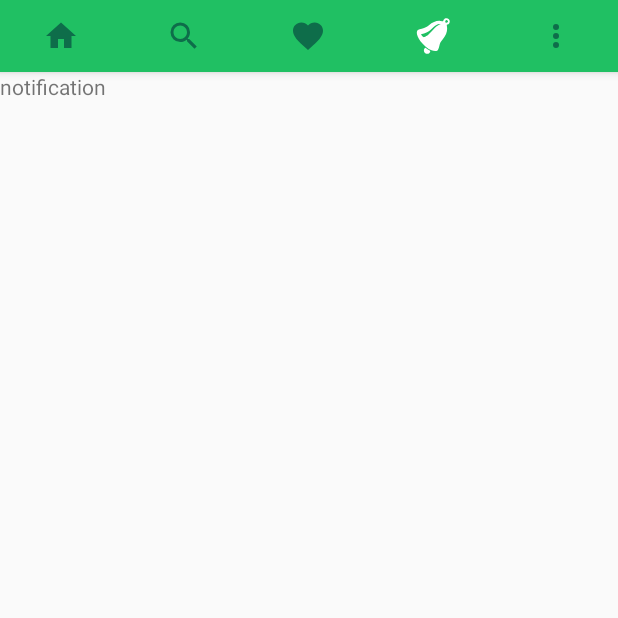
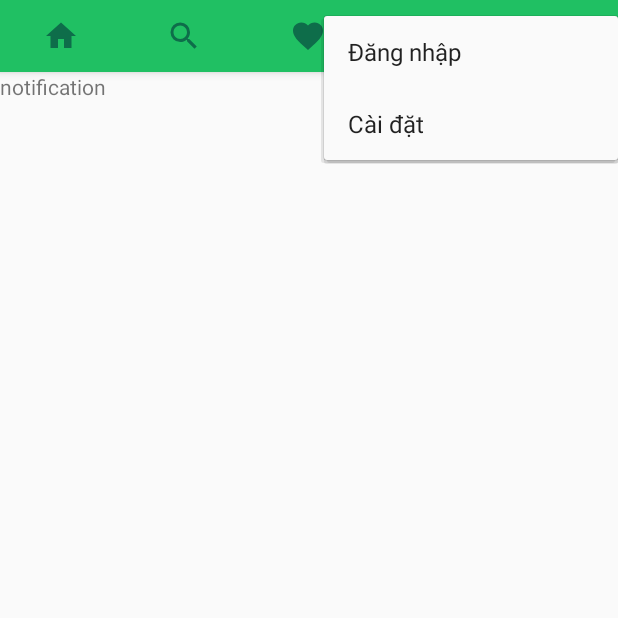
Before and after one commit to srinnix1395/RealEstate1012, an Android app: the screen it shows after launch (MainActivity), tab 5 chosen, on a phone screen of 412 x 824 dp, the top half of it. Run offline under Robolectric (Android 15) with nearby library versions, the phone set to English and light mode, and no system bars; our stand-ins replace ButterKnife.

Commit message:
main_activity

```diff
--- a/app/src/main/java/com/qtd/realestate1012/activity/MainActivity.java
+++ b/app/src/main/java/com/qtd/realestate1012/activity/MainActivity.java
@@ -1,10 +1,13 @@
 package com.qtd.realestate1012.activity;
 
+import android.content.Intent;
 import android.os.Bundle;
 import android.support.design.widget.TabLayout;
 import android.support.v4.app.Fragment;
 import android.support.v4.app.FragmentTransaction;
 import android.support.v7.app.AppCompatActivity;
+import android.support.v7.widget.PopupMenu;
+import android.view.MenuItem;
 
 import com.qtd.realestate1012.R;
 import com.qtd.realestate1012.constant.AppConstant;
@@ -24,6 +27,7 @@ public class MainActivity extends AppCompatActivity {
     private SearchFragment searchFragment;
     private FavoriteFragment favoriteFragment;
     private NotificationFragment notificationFragment;
+    private PopupMenu popupMenu;
 
     @Override
     protected void onCreate(Bundle savedInstanceState) {
@@ -44,7 +48,7 @@ public class MainActivity extends AppCompatActivity {
             public void onTabSelected(TabLayout.Tab tab) {
                 switch (tab.getPosition()) {
                     case AppConstant.LAST_TAB: {
-
+                        showPopUpMenu();
                         break;
                     }
                     default: {
@@ -60,12 +64,43 @@ public class MainActivity extends AppCompatActivity {
 
             @Override
             public void onTabReselected(TabLayout.Tab tab) {
+                if (tab.getPosition() == AppConstant.LAST_TAB) {
+                    showPopUpMenu();
+                }
             }
         });
+
         homeFragment = new HomeFragment();
         FragmentTransaction transaction = getSupportFragmentManager().beginTransaction();
         transaction.add(R.id.layoutMain, homeFragment);
         transaction.commit();
+    }
+
+    private void showPopUpMenu() {
+        if (popupMenu == null) {
+
+
+            popupMenu = new PopupMenu(this, findViewById(R.id.viewAnchor));
+            popupMenu.getMenuInflater().inflate(R.menu.menu_main, popupMenu.getMenu());
+            popupMenu.setOnMenuItemClickListener(new PopupMenu.OnMenuItemClickListener() {
+                @Override
+                public boolean onMenuItemClick(MenuItem item) {
+                    switch (item.getItemId()) {
+                        case R.id.miLogin: {
+                            Intent intent = new Intent(MainActivity.this, LoginActivity.class);
+                            startActivity(intent);
+                            break;
+                        }
+                        case R.id.miSetting: {
+
+                            break;
+                        }
+                    }
+                    return false;
+                }
+            });
+        }
+        popupMenu.show();
     }
 
     private void showFragment(TabLayout.Tab tab) {
--- a/app/src/main/res/layout/activity_main.xml
+++ b/app/src/main/res/layout/activity_main.xml
@@ -1,10 +1,9 @@
 <?xml version="1.0" encoding="utf-8"?>
-<LinearLayout xmlns:android="http://schemas.android.com/apk/res/android"
+<RelativeLayout xmlns:android="http://schemas.android.com/apk/res/android"
     xmlns:app="http://schemas.android.com/apk/res-auto"
     xmlns:tools="http://schemas.android.com/tools"
     android:layout_width="match_parent"
     android:layout_height="match_parent"
-    android:orientation="vertical"
     tools:context=".activity.MainActivity">
 
     <android.support.design.widget.TabLayout
@@ -18,9 +17,16 @@
         app:tabMode="fixed"
         tools:targetApi="lollipop" />
 
+    <View
+        android:id="@+id/viewAnchor"
+        android:layout_width="5dp"
+        android:layout_height="5dp"
+        android:layout_alignParentEnd="true"
+        android:layout_margin="5dp" />
+
     <RelativeLayout
         android:id="@+id/layoutMain"
         android:layout_width="match_parent"
-        android:layout_height="0dp"
-        android:layout_weight="1" />
-</LinearLayout>
+        android:layout_height="match_parent"
+        android:layout_below="@+id/tabLayout" />
+</RelativeLayout>
--- /dev/null
+++ b/app/src/main/res/menu/menu_main.xml
@@ -0,0 +1,9 @@
+<?xml version="1.0" encoding="utf-8"?>
+<menu xmlns:android="http://schemas.android.com/apk/res/android">
+    <item
+        android:id="@+id/miLogin"
+        android:title="@string/login" />
+    <item
+        android:id="@+id/miSetting"
+        android:title="@string/setting" />
+</menu>
--- a/app/src/main/res/values/strings.xml
+++ b/app/src/main/res/values/strings.xml
@@ -14,4 +14,5 @@
     <string name="errorLogin">Đã có lỗi trong quá trình đăng nhập, xin thử lại.</string>
     <string name="emailCannotBeNull">Email không thể để trống</string>
     <string name="emailIsNotValid">Email không hợp lệ</string>
+    <string name="setting">Cài đặt</string>
 </resources>
```
Also changed, not shown: app/src/main/AndroidManifest.xml (+7 -5 lines).
